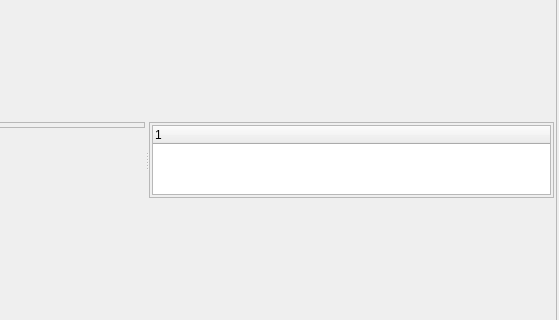
This is logplotwindow.ui in Enem-20/CGS as Qt 5 draws it before an edit; both pictures show x 260 to 819 and y 119 to 439 of the 819 by 602 pixel window. The edited form follows.
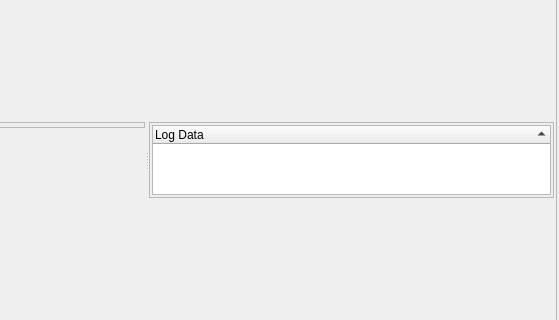
This is the edited form.

Commit message: broken tree

Diff of the .ui file:
```diff
--- a/logplotwindow.ui
+++ b/logplotwindow.ui
@@ -128,7 +128,22 @@
            <number>2</number>
           </property>
           <item>
-           <widget class="QTreeWidget" name="dataTree"/>
+           <widget class="QTreeWidget" name="dataTree">
+            <property name="alternatingRowColors">
+             <bool>true</bool>
+            </property>
+            <property name="indentation">
+             <number>10</number>
+            </property>
+            <property name="sortingEnabled">
+             <bool>true</bool>
+            </property>
+            <column>
+             <property name="text">
+              <string>Log Data</string>
+             </property>
+            </column>
+           </widget>
           </item>
          </layout>
         </widget>
```
The commit also changes 1 other file.
